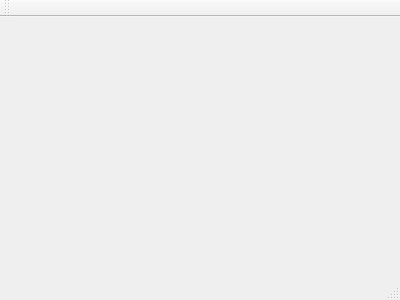
MikeGus/CG, file CG7/CG7/mainwindow.ui: the form before one commit.
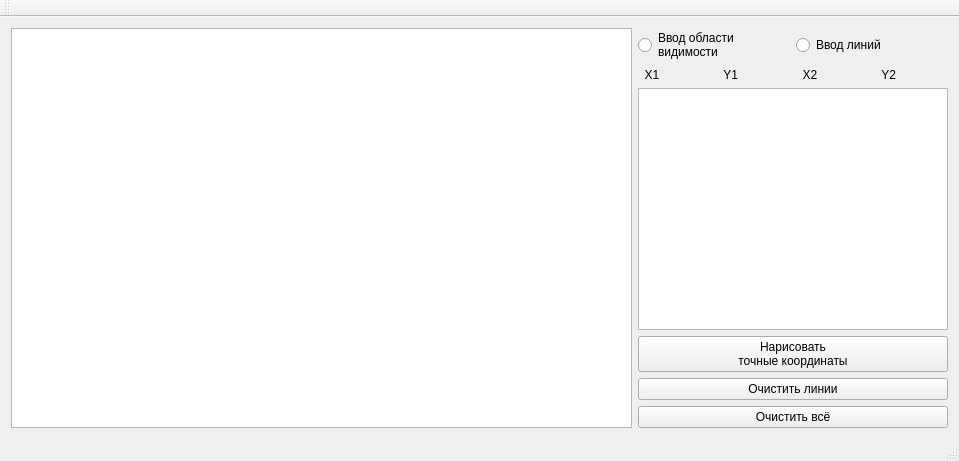
The form after the commit. Custom widgets are drawn as their Qt base class.

Patch:
```diff
--- a/CG7/CG7/mainwindow.ui
+++ b/CG7/CG7/mainwindow.ui
@@ -1,24 +1,130 @@
 <ui version="4.0">
  <class>MainWindow</class>
- <widget class="QMainWindow" name="MainWindow" >
-  <property name="geometry" >
+ <widget class="QMainWindow" name="MainWindow">
+  <property name="geometry">
    <rect>
     <x>0</x>
     <y>0</y>
-    <width>400</width>
-    <height>300</height>
+    <width>959</width>
+    <height>461</height>
    </rect>
   </property>
   <property name="windowTitle" >
    <string>MainWindow</string>
   </property>
-  <widget class="QMenuBar" name="menuBar" />
-  <widget class="QToolBar" name="mainToolBar" />
-  <widget class="QWidget" name="centralWidget" />
-  <widget class="QStatusBar" name="statusBar" />
+  <widget class="QWidget" name="centralWidget">
+   <layout class="QHBoxLayout" name="horizontalLayout" stretch="2,1">
+    <item>
+     <widget class="MyQGraphicsView" name="graphicsView"/>
+    </item>
+    <item>
+     <layout class="QGridLayout" name="gridLayout">
+      <item row="1" column="3">
+       <widget class="QLabel" name="label_3">
+        <property name="text">
+         <string>  Y2</string>
+        </property>
+       </widget>
+      </item>
+      <item row="1" column="2">
+       <widget class="QLabel" name="label_4">
+        <property name="text">
+         <string>  X2</string>
+        </property>
+       </widget>
+      </item>
+      <item row="1" column="1">
+       <widget class="QLabel" name="label_2">
+        <property name="text">
+         <string>  Y1</string>
+        </property>
+       </widget>
+      </item>
+      <item row="1" column="0">
+       <widget class="QLabel" name="label">
+        <property name="text">
+         <string>  X1</string>
+        </property>
+       </widget>
+      </item>
+      <item row="0" column="2" colspan="2">
+       <widget class="QRadioButton" name="radioLines">
+        <property name="text">
+         <string>Ввод линий</string>
+        </property>
+        <attribute name="buttonGroup">
+         <string notr="true">buttonGroup</string>
+        </attribute>
+       </widget>
+      </item>
+      <item row="0" column="0" colspan="2">
+       <widget class="QRadioButton" name="radioRect">
+        <property name="text">
+         <string>Ввод области
+видимости</string>
+        </property>
+        <attribute name="buttonGroup">
+         <string notr="true">buttonGroup</string>
+        </attribute>
+       </widget>
+      </item>
+      <item row="2" column="0" colspan="4">
+       <widget class="QPlainTextEdit" name="plainTextEdit"/>
+      </item>
+      <item row="3" column="0" colspan="4">
+       <widget class="QPushButton" name="btnDraw">
+        <property name="text">
+         <string>Нарисовать
+точные координаты</string>
+        </property>
+       </widget>
+      </item>
+      <item row="4" column="0" colspan="4">
+       <widget class="QPushButton" name="btnClearLines">
+        <property name="text">
+         <string>Очистить линии</string>
+        </property>
+       </widget>
+      </item>
+      <item row="5" column="0" colspan="4">
+       <widget class="QPushButton" name="btnClear">
+        <property name="text">
+         <string>Очистить всё</string>
+        </property>
+       </widget>
+      </item>
+     </layout>
+    </item>
+   </layout>
+  </widget>
+  <widget class="QMenuBar" name="menuBar">
+   <property name="geometry">
+    <rect>
+     <x>0</x>
+     <y>0</y>
+     <width>959</width>
+     <height>21</height>
+    </rect>
+   </property>
+  </widget>
+  <widget class="QToolBar" name="mainToolBar">
+   <attribute name="toolBarArea">
+    <enum>TopToolBarArea</enum>
+   </attribute>
+   <attribute name="toolBarBreak">
+    <bool>false</bool>
+   </attribute>
+  </widget>
+  <widget class="QStatusBar" name="statusBar"/>
  </widget>
- <layoutDefault spacing="6" margin="11" />
- <pixmapfunction></pixmapfunction>
+ <layoutdefault spacing="6" margin="11"/>
+ <customwidgets>
+  <customwidget>
+   <class>MyQGraphicsView</class>
+   <extends>QGraphicsView</extends>
+   <header location="global">myqgraphicsview.h</header>
+  </customwidget>
+ </customwidgets>
  <resources/>
  <connections/>
 </ui>
```
Left out of the diff: 8 changed lines with no effect on the pictures.
